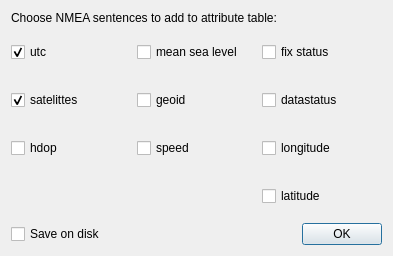
Above: ui_settings.ui from Mackoo/nmea2qgis before the change. Below: the same form after it.
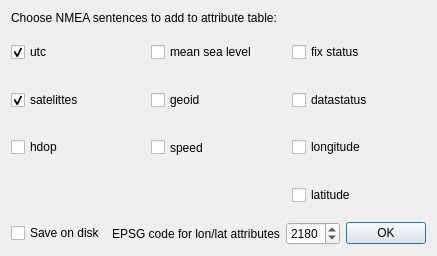
That is the form after the change.

What changed in the file:
```diff
--- a/ui_settings.ui
+++ b/ui_settings.ui
@@ -155,6 +155,23 @@
        </property>
       </widget>
      </item>
+     <item>
+      <widget class="QLabel" name="label_2">
+       <property name="text">
+        <string>EPSG code for lon/lat attributes</string>
+       </property>
+      </widget>
+     </item>
+     <item>
+      <widget class="QSpinBox" name="epsgSpin">
+       <property name="maximum">
+        <number>9999</number>
+       </property>
+       <property name="value">
+        <number>2180</number>
+       </property>
+      </widget>
+     </item>
      <item>
       <widget class="QDialogButtonBox" name="buttonBox">
        <property name="sizePolicy">
```
